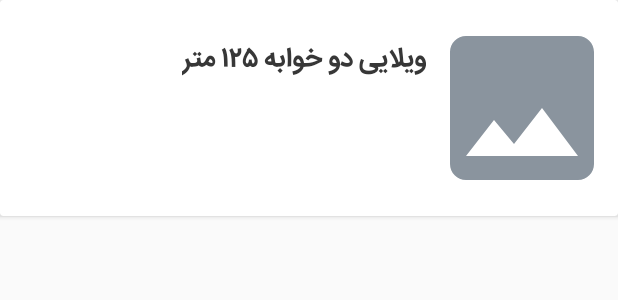
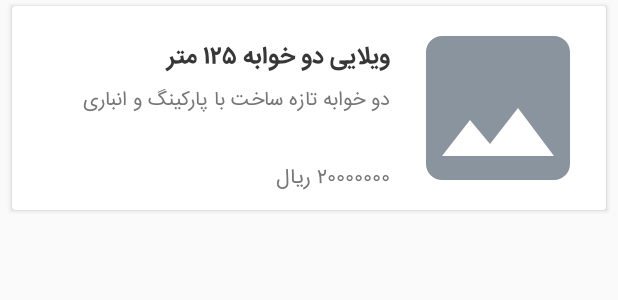
Before and after one commit to FarshidABZ/agency, an Android app: the layout content_houses_list.xml on its own in the app's theme, with its tools: preview values and no code run, on a phone screen of 412 x 824 dp. Shown: the top 300 px of the screen. Run offline under Robolectric (Android 15) with nearby library versions, the phone set to English and light mode, and no system bars.

Commit message:
Design house list

```diff
--- a/app/src/main/res/layout/content_houses_list.xml
+++ b/app/src/main/res/layout/content_houses_list.xml
@@ -4,7 +4,11 @@
     xmlns:app="http://schemas.android.com/apk/res-auto"
     xmlns:tools="http://schemas.android.com/tools"
     android:layout_width="match_parent"
-    android:layout_height="wrap_content"
+    android:layout_height="136dp"
+    android:layout_marginTop="@dimen/size_4"
+    android:layout_marginBottom="4dp"
+    android:layout_marginStart="@dimen/size_8"
+    android:layout_marginEnd="8dp"
     android:layoutDirection="rtl">
 
     <android.support.constraint.ConstraintLayout
@@ -18,24 +22,63 @@
             android:layout_height="128dp"
             android:layout_marginTop="8dp"
             android:layout_marginBottom="8dp"
+            android:layout_marginStart="@dimen/size_8"
             android:layout_marginEnd="8dp"
+            android:scaleType="fitXY"
             app:layout_constraintBottom_toBottomOf="parent"
             app:layout_constraintStart_toStartOf="parent"
             app:layout_constraintTop_toTopOf="parent"
             app:srcCompat="@drawable/ic_image_gray"/>
 
         <com.agency.utils.customviews.XeiTextView
-            android:layout_width="wrap_content"
+            android:id="@+id/contentHouseTitle"
+            android:layout_width="0dp"
             android:layout_height="wrap_content"
             android:layout_marginTop="@dimen/size_16"
+            android:layout_marginStart="8dp"
+            android:layout_marginEnd="8dp"
+            android:ellipsize="end"
+            android:maxLines="2"
             android:textColor="@color/primaryText"
-            android:textSize="18sp"
+            android:textSize="16sp"
+            app:layout_constraintEnd_toEndOf="parent"
+            app:layout_constraintHorizontal_bias="0.0"
             app:layout_constraintStart_toEndOf="@+id/contentHousesImage"
             app:layout_constraintTop_toTopOf="@+id/contentHousesImage"
             app:locale="fa_IR"
             app:style="bold"
             tools:text="ویلایی دو خوابه ۱۲۵ متر"/>
 
+        <com.agency.utils.customviews.XeiTextView
+            android:layout_width="0dp"
+            android:layout_height="wrap_content"
+            android:layout_marginTop="2dp"
+            android:layout_marginStart="8dp"
+            android:ellipsize="end"
+            android:gravity="start"
+            android:maxLines="2"
+            android:textAlignment="gravity"
+            android:textColor="@color/secondaryText"
+            android:textSize="13sp"
+            app:layout_constraintBottom_toTopOf="@+id/contentHousePrice"
+            app:layout_constraintStart_toEndOf="@+id/contentHousesImage"
+            app:layout_constraintTop_toBottomOf="@+id/contentHouseTitle"
+            app:layout_constraintVertical_bias="0.0"
+            app:locale="fa_IR"
+            tools:text="دو خوابه تازه ساخت با پارکینگ و انباری"/>
+
+        <com.agency.utils.customviews.XeiTextView
+            android:id="@+id/contentHousePrice"
+            android:layout_width="0dp"
+            android:layout_height="wrap_content"
+            android:layout_marginBottom="8dp"
+            android:layout_marginStart="8dp"
+            android:textColor="@color/secondaryText"
+            app:layout_constraintBottom_toBottomOf="parent"
+            app:layout_constraintStart_toEndOf="@+id/contentHousesImage"
+            app:locale="fa_IR"
+            tools:text="۲۰۰۰۰۰۰۰ ریال"/>
+
     </android.support.constraint.ConstraintLayout>
 
 </android.support.v7.widget.CardView>
```
Also changed, not shown: 1 other file.
